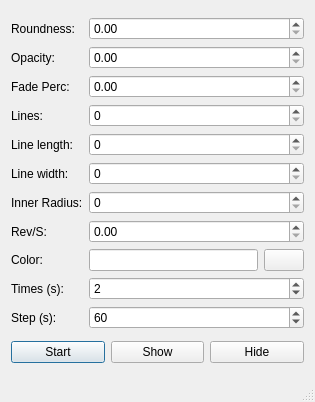
The window that PopupNotification/MainWindow.ui (bachns/PopupNotification) describes before a commit, drawn with Qt 5.
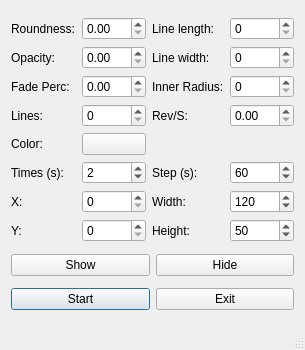
The same window after the commit.

```diff
--- a/PopupNotification/MainWindow.ui
+++ b/PopupNotification/MainWindow.ui
@@ -6,8 +6,8 @@
    <rect>
     <x>0</x>
     <y>0</y>
-    <width>315</width>
-    <height>402</height>
+    <width>305</width>
+    <height>350</height>
    </rect>
   </property>
   <property name="windowTitle">
@@ -15,12 +15,15 @@
   </property>
   <widget class="QWidget" name="centralWidget">
    <layout class="QGridLayout" name="gridLayout_2">
-    <item row="0" column="0" colspan="3">
+    <item row="0" column="0" colspan="2">
      <layout class="QGridLayout" name="gridLayout">
-      <item row="0" column="0">
-       <widget class="QLabel" name="roundnessLbl">
+      <item row="0" column="1">
+       <widget class="QDoubleSpinBox" name="roundnessDsbx"/>
+      </item>
+      <item row="0" column="2">
+       <widget class="QLabel" name="lineLengthLbl">
         <property name="text">
-         <string>Roundness:</string>
+         <string>Line length:</string>
         </property>
        </widget>
       </item>
@@ -31,104 +34,138 @@
         </property>
        </widget>
       </item>
-      <item row="2" column="0">
-       <widget class="QLabel" name="fadePercLbl">
-        <property name="text">
-         <string>Fade Perc:</string>
-        </property>
-       </widget>
+      <item row="1" column="1">
+       <widget class="QDoubleSpinBox" name="opacityDsbx"/>
       </item>
-      <item row="3" column="0">
-       <widget class="QLabel" name="linesLbl">
-        <property name="text">
-         <string>Lines:</string>
-        </property>
-       </widget>
-      </item>
-      <item row="4" column="0">
-       <widget class="QLabel" name="lineLengthLbl">
-        <property name="text">
-         <string>Line length:</string>
-        </property>
-       </widget>
-      </item>
-      <item row="5" column="0">
+      <item row="1" column="2">
        <widget class="QLabel" name="lineWidthLbl">
         <property name="text">
          <string>Line width:</string>
         </property>
        </widget>
       </item>
-      <item row="6" column="0">
+      <item row="0" column="3">
+       <widget class="QSpinBox" name="lineLengthSbx"/>
+      </item>
+      <item row="1" column="3">
+       <widget class="QSpinBox" name="lineWidthSbx"/>
+      </item>
+      <item row="0" column="0">
+       <widget class="QLabel" name="roundnessLbl">
+        <property name="text">
+         <string>Roundness:</string>
+        </property>
+       </widget>
+      </item>
+      <item row="2" column="2">
        <widget class="QLabel" name="innerRadiusLbl">
         <property name="text">
          <string>Inner Radius:</string>
         </property>
        </widget>
       </item>
-      <item row="7" column="0">
-       <widget class="QLabel" name="revLbl">
+      <item row="2" column="3">
+       <widget class="QSpinBox" name="innerRadiusSbx"/>
+      </item>
+      <item row="3" column="0">
+       <widget class="QLabel" name="linesLbl">
         <property name="text">
-         <string>Rev/S:</string>
+         <string>Lines:</string>
         </property>
        </widget>
       </item>
-      <item row="8" column="0">
+      <item row="2" column="0">
+       <widget class="QLabel" name="fadePercLbl">
+        <property name="text">
+         <string>Fade Perc:</string>
+        </property>
+       </widget>
+      </item>
+      <item row="2" column="1">
+       <widget class="QDoubleSpinBox" name="fadePercDsbx"/>
+      </item>
+      <item row="6" column="0">
+       <widget class="QLabel" name="timeLbl_2">
+        <property name="text">
+         <string>X:</string>
+        </property>
+       </widget>
+      </item>
+      <item row="6" column="1">
+       <widget class="QSpinBox" name="xSbx">
+        <property name="maximum">
+         <number>3000</number>
+        </property>
+       </widget>
+      </item>
+      <item row="4" column="0">
        <widget class="QLabel" name="colorLbl">
         <property name="text">
          <string>Color:</string>
         </property>
        </widget>
       </item>
-      <item row="8" column="1">
-       <widget class="QLineEdit" name="colorLedr"/>
-      </item>
-      <item row="8" column="2">
-       <widget class="QPushButton" name="colorBtn">
-        <property name="text">
-         <string/>
-        </property>
-       </widget>
-      </item>
-      <item row="9" column="0">
+      <item row="5" column="0">
        <widget class="QLabel" name="timeLbl">
         <property name="text">
          <string>Times (s):</string>
         </property>
        </widget>
       </item>
-      <item row="10" column="0">
+      <item row="3" column="1">
+       <widget class="QSpinBox" name="linesSbx"/>
+      </item>
+      <item row="5" column="3">
+       <widget class="QSpinBox" name="stepSbx">
+        <property name="minimum">
+         <number>5</number>
+        </property>
+        <property name="maximum">
+         <number>900</number>
+        </property>
+        <property name="singleStep">
+         <number>5</number>
+        </property>
+        <property name="value">
+         <number>60</number>
+        </property>
+       </widget>
+      </item>
+      <item row="6" column="3">
+       <widget class="QSpinBox" name="widthSbx">
+        <property name="minimum">
+         <number>10</number>
+        </property>
+        <property name="maximum">
+         <number>1000</number>
+        </property>
+        <property name="value">
+         <number>120</number>
+        </property>
+       </widget>
+      </item>
+      <item row="4" column="1">
+       <widget class="QPushButton" name="colorBtn">
+        <property name="text">
+         <string/>
+        </property>
+       </widget>
+      </item>
+      <item row="5" column="2">
        <widget class="QLabel" name="stepLbl">
         <property name="text">
          <string>Step (s):</string>
         </property>
        </widget>
       </item>
-      <item row="7" column="1" colspan="2">
-       <widget class="QDoubleSpinBox" name="revDsbx"/>
+      <item row="6" column="2">
+       <widget class="QLabel" name="timeLbl_3">
+        <property name="text">
+         <string>Width:</string>
+        </property>
+       </widget>
       </item>
-      <item row="6" column="1" colspan="2">
-       <widget class="QSpinBox" name="innerRadiusSbx"/>
-      </item>
-      <item row="5" column="1" colspan="2">
-       <widget class="QSpinBox" name="lineWidthSbx"/>
-      </item>
-      <item row="4" column="1" colspan="2">
-       <widget class="QSpinBox" name="lineLengthSbx"/>
-      </item>
-      <item row="3" column="1" colspan="2">
-       <widget class="QSpinBox" name="linesSbx"/>
-      </item>
-      <item row="2" column="1" colspan="2">
-       <widget class="QDoubleSpinBox" name="fadePercDsbx"/>
-      </item>
-      <item row="1" column="1" colspan="2">
-       <widget class="QDoubleSpinBox" name="opacityDsbx"/>
-      </item>
-      <item row="0" column="1" colspan="2">
-       <widget class="QDoubleSpinBox" name="roundnessDsbx"/>
-      </item>
-      <item row="9" column="1" colspan="2">
+      <item row="5" column="1">
        <widget class="QSpinBox" name="timeSbx">
         <property name="minimum">
          <number>1</number>
@@ -141,51 +178,86 @@
         </property>
        </widget>
       </item>
-      <item row="10" column="1" colspan="2">
-       <widget class="QSpinBox" name="stepSbx">
+      <item row="3" column="2">
+       <widget class="QLabel" name="revLbl">
+        <property name="text">
+         <string>Rev/S:</string>
+        </property>
+       </widget>
+      </item>
+      <item row="3" column="3">
+       <widget class="QDoubleSpinBox" name="revDsbx"/>
+      </item>
+      <item row="7" column="0">
+       <widget class="QLabel" name="timeLbl_4">
+        <property name="text">
+         <string>Y:</string>
+        </property>
+       </widget>
+      </item>
+      <item row="7" column="1">
+       <widget class="QSpinBox" name="ySbx">
+        <property name="maximum">
+         <number>3000</number>
+        </property>
+       </widget>
+      </item>
+      <item row="7" column="2">
+       <widget class="QLabel" name="timeLbl_5">
+        <property name="text">
+         <string>Height:</string>
+        </property>
+       </widget>
+      </item>
+      <item row="7" column="3">
+       <widget class="QSpinBox" name="heightSbx">
         <property name="minimum">
-         <number>5</number>
+         <number>10</number>
         </property>
         <property name="maximum">
-         <number>900</number>
-        </property>
-        <property name="singleStep">
-         <number>5</number>
+         <number>1000</number>
         </property>
         <property name="value">
-         <number>60</number>
+         <number>50</number>
         </property>
        </widget>
       </item>
      </layout>
     </item>
     <item row="1" column="0">
-     <widget class="QPushButton" name="startBtn">
-      <property name="text">
-       <string>Start</string>
-      </property>
-      <property name="autoDefault">
-       <bool>true</bool>
-      </property>
-      <property name="default">
-       <bool>true</bool>
-      </property>
-     </widget>
-    </item>
-    <item row="1" column="1">
      <widget class="QPushButton" name="showBtn">
       <property name="text">
        <string>Show</string>
       </property>
      </widget>
     </item>
-    <item row="1" column="2">
+    <item row="1" column="1">
      <widget class="QPushButton" name="hideBtn">
       <property name="text">
        <string>Hide</string>
       </property>
      </widget>
     </item>
+    <item row="2" column="0">
+     <widget class="QPushButton" name="startBtn">
+      <property name="text">
+       <string>Start</string>
+      </property>
+      <property name="autoDefault">
+       <bool>true</bool>
+      </property>
+      <property name="default">
+       <bool>true</bool>
+      </property>
+     </widget>
+    </item>
+    <item row="2" column="1">
+     <widget class="QPushButton" name="exitBtn">
+      <property name="text">
+       <string>Exit</string>
+      </property>
+     </widget>
+    </item>
    </layout>
   </widget>
   <widget class="QStatusBar" name="statusBar"/>
```
Left out of the diff: 14 changed lines with no effect on the pictures.
